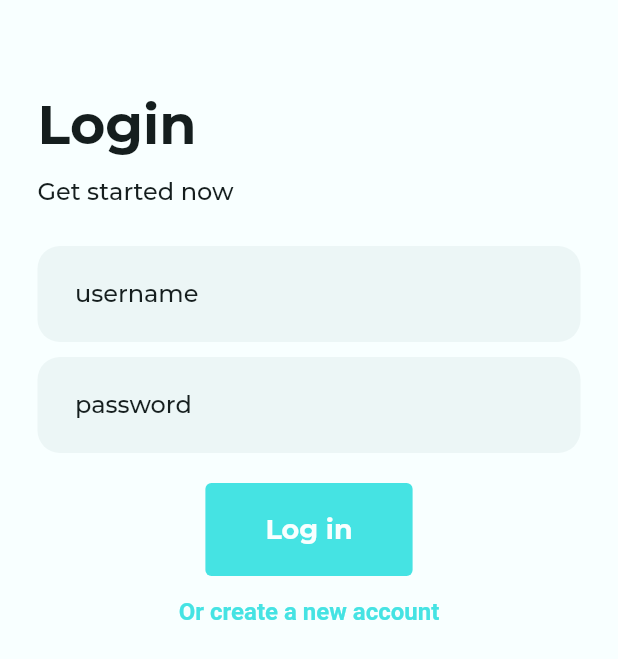
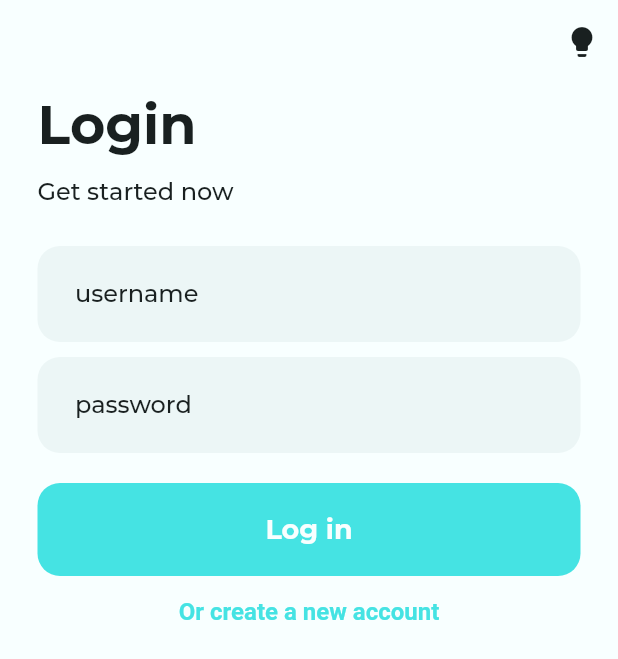
Before and after one commit to danielplan/wastend-demo, a Flutter app: the screen it shows after launch, after a tap on "Log in", on a phone screen of 412 x 824 dp. Shown: the top 659 px of the screen. Run offline on Flutter 3.47's test engine with Material 2 defaults, Android fonts, the phone set to English and light mode, and no system bars; our stand-ins replace flutter_secure_storage, flutter_spinkit; network calls fail.

Commit message:
preperations for v1

```diff
--- a/flutter/lib/abstract/themes.dart
+++ b/flutter/lib/abstract/themes.dart
@@ -17,8 +17,8 @@ class CustomTheme with ChangeNotifier {
   static const Color secondaryColor = Color(0xFF49CACA);
   static const Color light = Color(0xFFECF6F6);
   static const Color white = Color(0xFFF8FFFF);
-  static const Color dark = Color(0xFF151E1E);
-  static const Color black = Color(0xFF0F1717);
+  static const Color dark = Color(0xFF192020);
+  static const Color black = Color(0xFF121616);
   static const Color red = Color(0xFFFF6161);
   static const Color green = Color(0xFF61E896);
   static const Color purple = Color(0xFF7B61FF);
@@ -26,9 +26,7 @@ class CustomTheme with ChangeNotifier {
   static MaterialColor createMaterialColor(Color color) {
     List strengths = <double>[.05];
     final swatch = <int, Color>{};
-    final int r = color.red,
-        g = color.green,
-        b = color.blue;
+    final int r = color.red, g = color.green, b = color.blue;
 
     for (int i = 1; i < 10; i++) {
       strengths.add(0.1 * i);
@@ -50,8 +48,7 @@ class CustomTheme with ChangeNotifier {
         primaryColor: primaryColor,
         snackBarTheme: SnackBarThemeData(
             backgroundColor: primaryColor,
-            contentTextStyle: new TextStyle(color: white, fontSize: 16)
-        ),
+            contentTextStyle: new TextStyle(color: white, fontSize: 16)),
         popupMenuTheme: PopupMenuThemeData(
           color: light,
           elevation: 3,
@@ -76,8 +73,8 @@ class CustomTheme with ChangeNotifier {
               foregroundColor: MaterialStateProperty.resolveWith<Color>(
                   (states) => primaryColor),
               textStyle: MaterialStateProperty.resolveWith<TextStyle>(
-                      (states) =>
-                      TextStyle(color: primaryColor,
+                  (states) => TextStyle(
+                      color: primaryColor,
                       fontSize: 16.0,
                       fontWeight: FontWeight.bold))),
         ),
@@ -88,22 +85,23 @@ class CustomTheme with ChangeNotifier {
             labelStyle: const TextStyle(color: dark),
             border: OutlineInputBorder(
                 borderSide: BorderSide.none,
-              borderRadius: BorderRadius.circular(15)
-            ),
+                borderRadius: BorderRadius.circular(15)),
             contentPadding:
                 const EdgeInsets.symmetric(vertical: 17.5, horizontal: 25.0)),
         elevatedButtonTheme: ElevatedButtonThemeData(
             style: ButtonStyle(
-                foregroundColor: MaterialStateProperty.resolveWith<Color>(
-                        (states) => white),
+                foregroundColor:
+                    MaterialStateProperty.resolveWith<Color>((states) => white),
                 backgroundColor: MaterialStateProperty.resolveWith<Color>(
                     (states) => primaryColor),
                 elevation:
                     MaterialStateProperty.resolveWith<double>((states) => 0),
-                padding: MaterialStateProperty.resolveWith<EdgeInsets>(
-                        (states) =>
-                        EdgeInsets.symmetric(
-                            vertical: 20.0, horizontal: 40.0)))),
+                shape: MaterialStateProperty.resolveWith<OutlinedBorder>(
+                  (states) => RoundedRectangleBorder(
+                      borderRadius: BorderRadius.circular(15)),
+                ),
+                padding: MaterialStateProperty.resolveWith<EdgeInsets>((states) =>
+                    EdgeInsets.symmetric(vertical: 20.0, horizontal: 20.0)))),
         textTheme: TextTheme(
             headline1: TextStyle(
                 color: dark, fontSize: 36.0, fontWeight: FontWeight.bold),
@@ -127,11 +125,9 @@ class CustomTheme with ChangeNotifier {
     return lightTheme.copyWith(
         backgroundColor: black,
         bottomAppBarColor: dark,
-        appBarTheme: lightTheme.appBarTheme.copyWith(
-          foregroundColor: white
-        ),
-        inputDecorationTheme: lightTheme.inputDecorationTheme
-            .copyWith(fillColor: dark,
+        appBarTheme: lightTheme.appBarTheme.copyWith(foregroundColor: white),
+        inputDecorationTheme: lightTheme.inputDecorationTheme.copyWith(
+            fillColor: dark,
             labelStyle: TextStyle(color: white),
             suffixStyle: TextStyle(color: white)),
         textTheme: lightTheme.textTheme.copyWith(
--- a/flutter/lib/api/Api.dart
+++ b/flutter/lib/api/Api.dart
@@ -5,7 +5,7 @@ import 'package:wastend/api/ApiResponse.dart';
 import 'package:wastend/api/AuthApi.dart';
 
 class Api {
-  static const String URL = 'http://10.0.2.2:3000/api';
+  static const String URL = 'http://10.0.0.172:3001/api';
   static final STORAGE = new FlutterSecureStorage();
 
   static List<String> parseErrors(http.Response response) {
--- a/flutter/lib/widgets/form/LoginForm.dart
+++ b/flutter/lib/widgets/form/LoginForm.dart
@@ -49,8 +49,7 @@ class _LoginFormState extends State<LoginForm> {
             SizedBox(
               height: 20.0,
             ),
-            Center(
-                child: ElevatedButton(
+            ElevatedButton(
               onPressed: () {
                 _formKey.currentState!.save();
                 AuthApi.login(_username, _password).then((response) {
@@ -64,7 +63,7 @@ class _LoginFormState extends State<LoginForm> {
                 });
               },
               child: const Text('Log in'),
-            )),
+            ),
           ],
         )));
   }
--- a/flutter/lib/widgets/layout/AppWrapper.dart
+++ b/flutter/lib/widgets/layout/AppWrapper.dart
@@ -19,7 +19,17 @@ class AppWrapper extends StatefulWidget {
   static PreferredSizeWidget getAppbar(BuildContext context) {
     return AppBar(
       backgroundColor: Theme.of(context).backgroundColor,
+      foregroundColor: Theme.of(context).textTheme.bodyText1!.color,
+      actionsIconTheme: Theme.of(context).iconTheme,
+      iconTheme: Theme.of(context).iconTheme,
       elevation: 0,
+      actions: [
+        IconButton(
+            onPressed: () {
+              currentTheme.toggleTheme();
+            },
+            icon: Icon(Icons.lightbulb))
+      ],
     );
   }
 }
@@ -149,31 +159,38 @@ class _AppWrapperState extends State<AppWrapper> {
                           ),
                         ),
                         SizedBox(height: 10),
-                        Text(
+                        Flexible(
+                          child: Text(
                             'Hello ${_currentUser!.displayName}',
                             style: Theme.of(context)
                                 .textTheme
                                 .headline3!
                                 .copyWith(color: CustomTheme.white),
+                            overflow: TextOverflow.ellipsis,
                           ),
-                        Text(
+                        ),
+                        Flexible(
+                          child: Text(
                             '@${_currentUser!.username}',
                             style: Theme.of(context)
                                 .textTheme
                                 .bodyText1!
                                 .copyWith(color: CustomTheme.white),
+                          ),
                         )
                       ],
                     ),
                   ),
                   ListTile(
-                    title: const Text('Change theme'),
+                    title: const Text('Edit user'),
                     horizontalTitleGap: 5,
-                    leading: Icon(Icons.light,
+                    leading: Icon(Icons.edit,
                         color: Theme.of(context).textTheme.bodyText1!.color),
-                    onTap: () {
-                      currentTheme.toggleTheme();
-                    },
+                    onTap: () => Navigator.push(
+                        context,
+                        MaterialPageRoute(
+                            builder: (context) =>
+                                EditUserPage(user: this._currentUser!))),
                   ),
                   ListTile(
                     title: const Text('Logout'),
@@ -184,17 +201,6 @@ class _AppWrapperState extends State<AppWrapper> {
                       AuthApi.logout().then((value) => this.onChange());
                     },
                   ),
-                  ListTile(
-                    title: const Text('Edit user'),
-                    horizontalTitleGap: 5,
-                    leading: Icon(Icons.logout,
-                        color: Theme.of(context).textTheme.bodyText1!.color),
-                    onTap: () => Navigator.push(
-                        context,
-                        MaterialPageRoute(
-                            builder: (context) =>
-                                EditUserPage(user: this._currentUser!))),
-                  ),
                 ],
               ),
             ),
--- a/flutter/lib/widgets/layout/InventoryItemList.dart
+++ b/flutter/lib/widgets/layout/InventoryItemList.dart
@@ -26,8 +26,6 @@ class _InventoryItemListState extends State<InventoryItemList> {
           },
         ));
   }
-
-  Future<void> getInventoryItems() async {}
 
   @override
   Widget build(BuildContext context) {
--- a/flutter/pubspec.yaml
+++ b/flutter/pubspec.yaml
@@ -76,9 +76,9 @@ flutter:
           weight: 700
           style: italic
         - asset: assets/fonts/Montserrat-Medium.ttf
-          weight: 500
+          weight: 600
         - asset: assets/fonts/Montserrat-MediumItalic.ttf
-          weight: 500
+          weight: 600
           style: italic
   #   - family: Trajan Pro
   #     fonts:
```
Also changed, not shown: flutter/lib/pages/GroupPage.dart (+5 -8 lines), flutter/lib/widgets/form/InventoryItemForm.dart (+30 -16 lines), flutter/lib/widgets/ui/InventoryItemWidget.dart (+48 -24 lines), flutter/lib/widgets/ui/UserWidget.dart (+37 -8 lines), 40 other files. Lines whose indentation alone changed are shown as unchanged.
